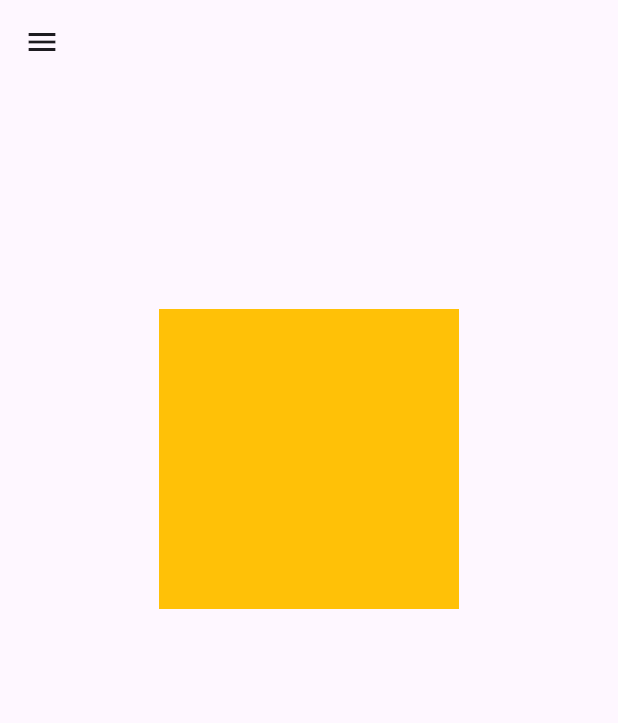
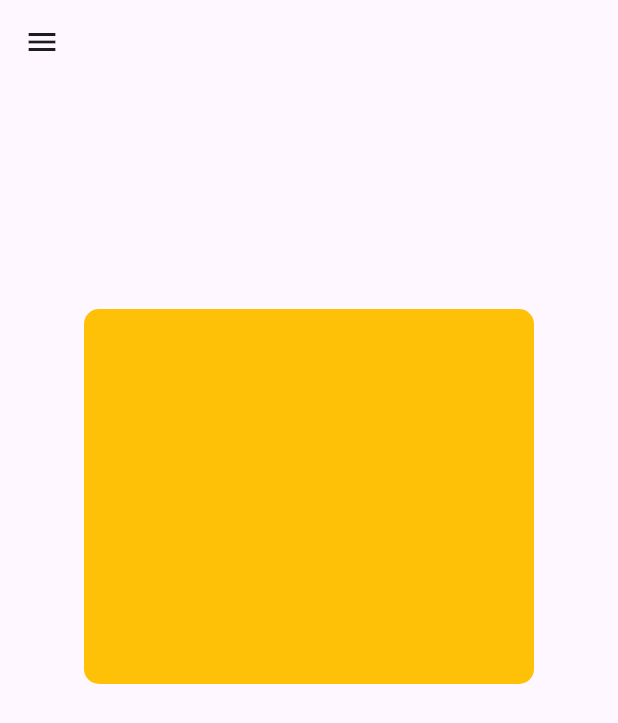
Before and after one commit to BadrEssalam/g_Stack, a Flutter app: the screen it shows after launch, on a phone screen of 412 x 824 dp. Shown: the top 723 px of the screen. Run offline on Flutter 3.47's test engine with Material 3 defaults, Android fonts, the phone set to English and light mode, and no system bars.

Commit message:
add more features to the Container

```diff
--- a/lib/main.dart
+++ b/lib/main.dart
@@ -7,6 +7,9 @@ void main(List<String> args) {
 class MyApp extends StatelessWidget {
   const MyApp({super.key});
 
+  // variables
+  final double ContainerHeight = 250;
+  final double ContainerWidth = 300;
   @override
   Widget build(BuildContext context) {
     return MaterialApp(
@@ -16,14 +19,15 @@ class MyApp extends StatelessWidget {
         body: Stack(
           children: [
             Container(
-              height: 200,
-              width: 200,
+              height: ContainerHeight,
+              width: ContainerWidth,
               decoration: const BoxDecoration(
                 color: Colors.amber,
+                borderRadius: BorderRadius.all(Radius.circular(10))
               ),
               margin: EdgeInsets.only(
                   top: 150,
-                  left: (MediaQuery.of(context).size.width - 200) / 2),
+                  left: (MediaQuery.of(context).size.width - ContainerWidth) / 2),
             )
           ],
         ),
```
